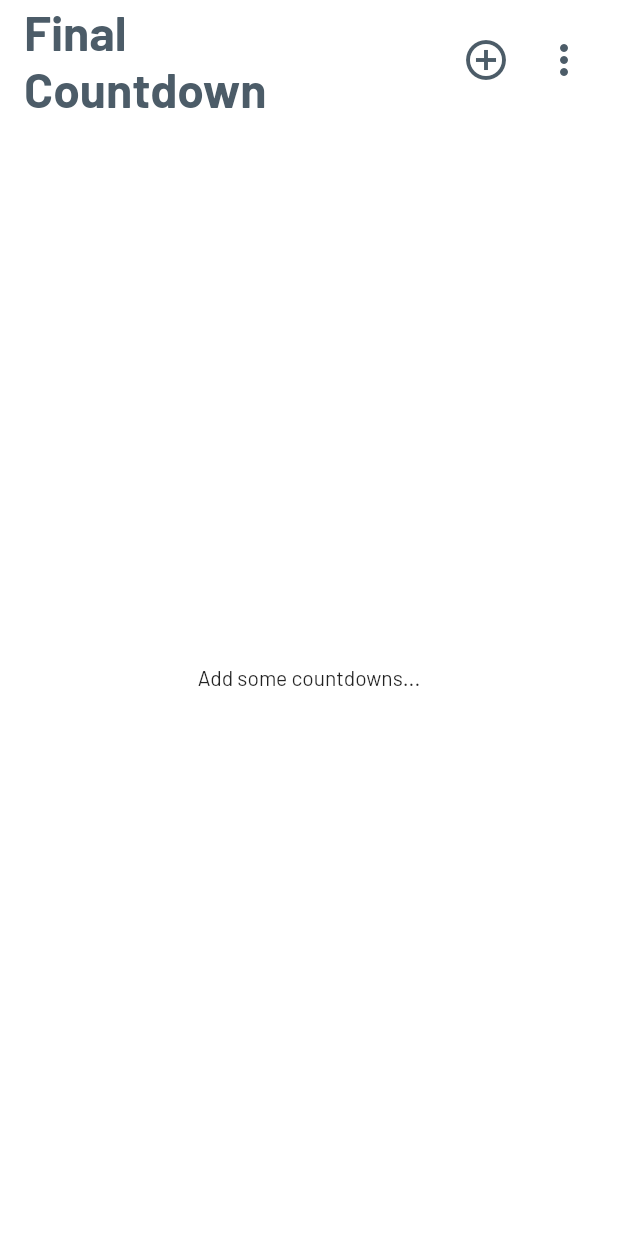
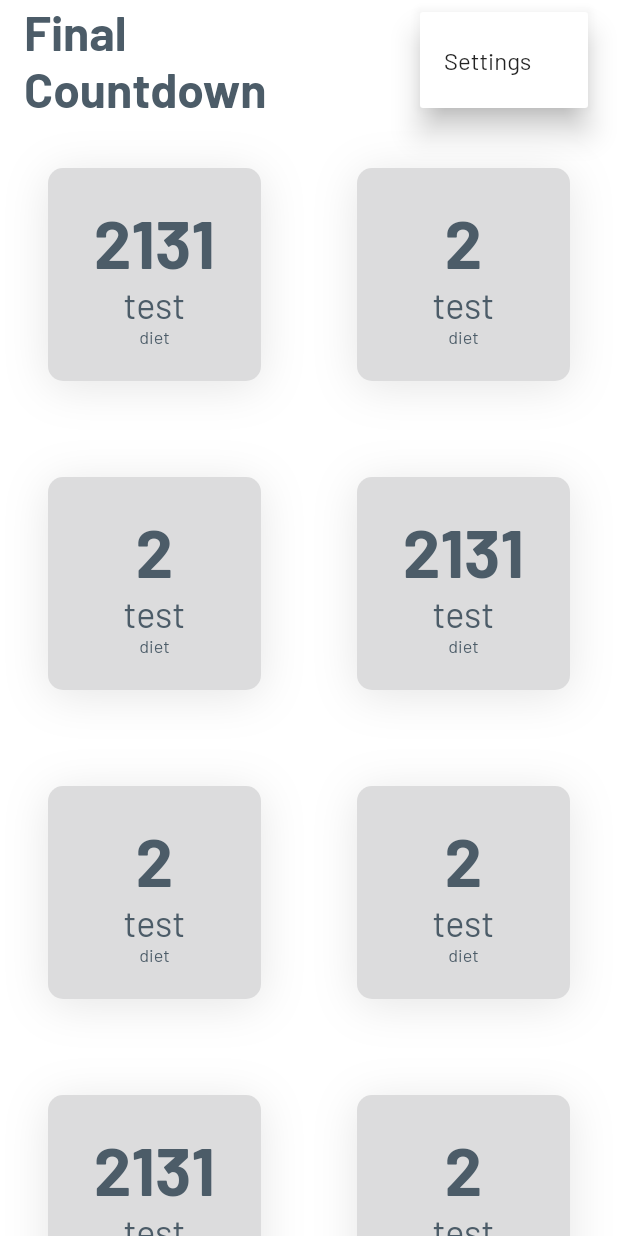
Before and after one commit to FulanoD3Tal/final_countdown_mobile, a Flutter app: the screen it shows after launch, after a tap on the "more vert" icon, on a phone screen of 412 x 824 dp. Run offline on Flutter 3.47's test engine with Material 2 defaults, Android fonts, the phone set to English and light mode, and no system bars.

Commit message:
Add placeholder, Item Widget, Pop up menu

```diff
--- /dev/null
+++ b/lib/countdown_item.dart
@@ -0,0 +1,54 @@
+import 'package:flutter/material.dart';
+
+class CountdownItem extends StatelessWidget {
+  final int count;
+  final String type;
+  final String name;
+  const CountdownItem(
+      {Key? key, required this.count, required this.type, required this.name})
+      : super(key: key);
+
+  @override
+  Widget build(BuildContext context) {
+    return Container(
+      margin:EdgeInsets.all(32),
+      decoration: BoxDecoration(
+        color: Color(0xFFDCDCDD),
+        borderRadius: BorderRadius.circular(10),
+        boxShadow: [
+          BoxShadow(
+              blurRadius: 25,
+              offset: Offset(0, 4),
+              color: Colors.black.withOpacity(0.1)),
+        ],
+      ),
+      child: Column(
+        mainAxisAlignment: MainAxisAlignment.center,
+        children: <Widget>[
+          Text(
+            count.toString(),
+            style: TextStyle(
+              fontSize: 45,
+              fontWeight: FontWeight.bold,
+              color: Color(0xFF4C5C68),
+            ),
+          ),
+          Text(
+            type,
+            style: TextStyle(
+              fontSize: 24,
+              color: Color(0xFF4C5C68),
+            ),
+          ),
+          Text(
+            name,
+            style: TextStyle(
+              fontSize: 12,
+              color: Color(0xFF4C5C68),
+            ),
+          ),
+        ],
+      ),
+    );
+  }
+}
--- /dev/null
+++ b/lib/home_menu.dart
@@ -0,0 +1,7 @@
+class Menu {
+  String label;
+  String value;
+  Menu({required this.value, required this.label});
+}
+
+final homeMenus = [Menu(value: 'settings', label: 'Settings')];
--- a/lib/main.dart
+++ b/lib/main.dart
@@ -1,4 +1,7 @@
 import 'package:flutter/material.dart';
+
+import './home_menu.dart';
+import './countdown_item.dart';
 
 void main() {
   runApp(MyApp());
@@ -28,6 +31,21 @@ class MyHomePage extends StatefulWidget {
 }
 
 class _MyHomePageState extends State<MyHomePage> {
+  // TODO: Get data from device
+  var countdowns = <Map<String, String>>[
+    {"count": '2131', "type": "test", "name": "diet"},
+    {"count": '2', "type": "test", "name": "diet"},
+    {"count": '2', "type": "test", "name": "diet"},
+    {"count": '2131', "type": "test", "name": "diet"},
+    {"count": '2', "type": "test", "name": "diet"},
+    {"count": '2', "type": "test", "name": "diet"},
+    {"count": '2131', "type": "test", "name": "diet"},
+    {"count": '2', "type": "test", "name": "diet"},
+    {"count": '2', "type": "test", "name": "diet"},
+    {"count": '2131', "type": "test", "name": "diet"},
+    {"count": '2', "type": "test", "name": "diet"},
+    {"count": '2', "type": "test", "name": "diet"},
+  ];
   @override
   Widget build(BuildContext context) {
     return Scaffold(
@@ -36,7 +54,6 @@ class _MyHomePageState extends State<MyHomePage> {
         elevation: 0,
         toolbarHeight: 80,
         backgroundColor: Color(0xffFFFFFF),
-        // foregroundColor: Colors.green,
         title: Text(
           widget.title,
           style: TextStyle(
@@ -48,9 +65,9 @@ class _MyHomePageState extends State<MyHomePage> {
         actions: <Widget>[
           Padding(
             padding: EdgeInsets.only(right: 20.0),
-            child: GestureDetector(
-              onTap: () {},
-              child: Icon(
+            child: IconButton(
+              onPressed: () {},
+              icon: Icon(
                 Icons.add_circle_outline,
                 size: 32,
                 color: Color(0xff4C5C68),
@@ -59,24 +76,48 @@ class _MyHomePageState extends State<MyHomePage> {
           ),
           Padding(
             padding: EdgeInsets.only(right: 20.0),
-            child: GestureDetector(
-              onTap: () {},
-              child: Icon(
+            child: PopupMenuButton<String>(
+              onSelected: (String option) {},
+              icon: Icon(
                 Icons.more_vert,
                 size: 32,
                 color: Color(0xFF4C5C68),
               ),
+              itemBuilder: (context) {
+                return homeMenus.map((menu) => PopupMenuItem(
+                      child: Text(menu.label),
+                      value: menu.value,
+                    )).toList();
+              },
             ),
           ),
         ],
       ),
-      body: Center(
+      body: countdowns.length > 0
+          ? GridView.count(
+              crossAxisCount: 2,
+              children: countdowns
+                  .map((item) => CountdownItem(
+                      count: int.parse(item['count'].toString()),
+                      type: item['type'].toString(),
+                      name: item['name'].toString()))
+                  .toList(),
+            )
+          : Center(
               child: Column(
                 mainAxisAlignment: MainAxisAlignment.center,
                 children: <Widget>[
+                  Icon(
+                    Icons.add_circle_outline,
+                    size: 124,
+                    color: Color(0xFFDCDCDD),
+                  ),
                   Text(
                     'Add some countdowns...',
+                    style: TextStyle(
+                      color: Color(0xFFDCDCDD),
                     ),
+                  )
                 ],
               ),
             ),
```
Lines whose indentation alone changed are shown as unchanged.
